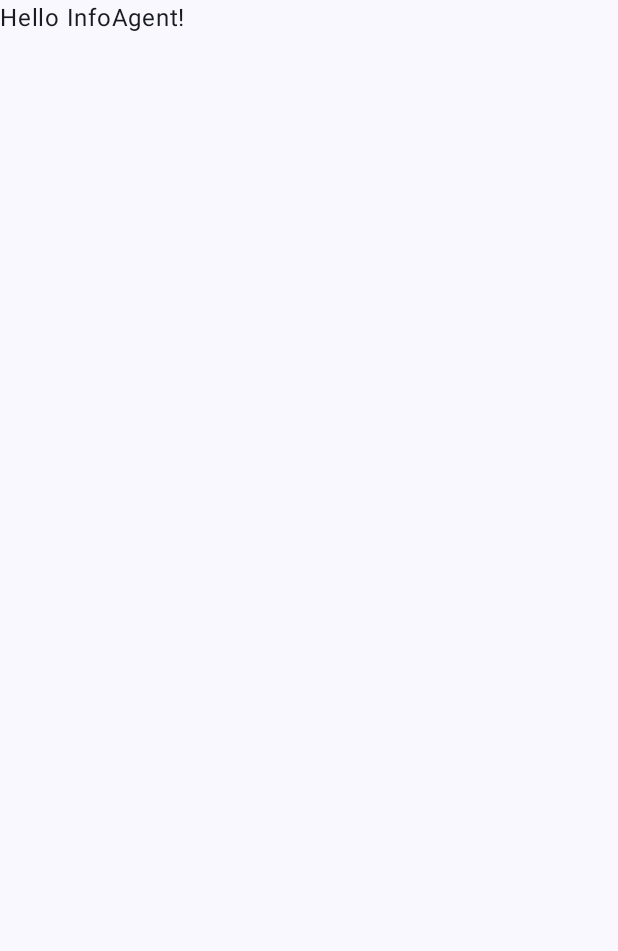
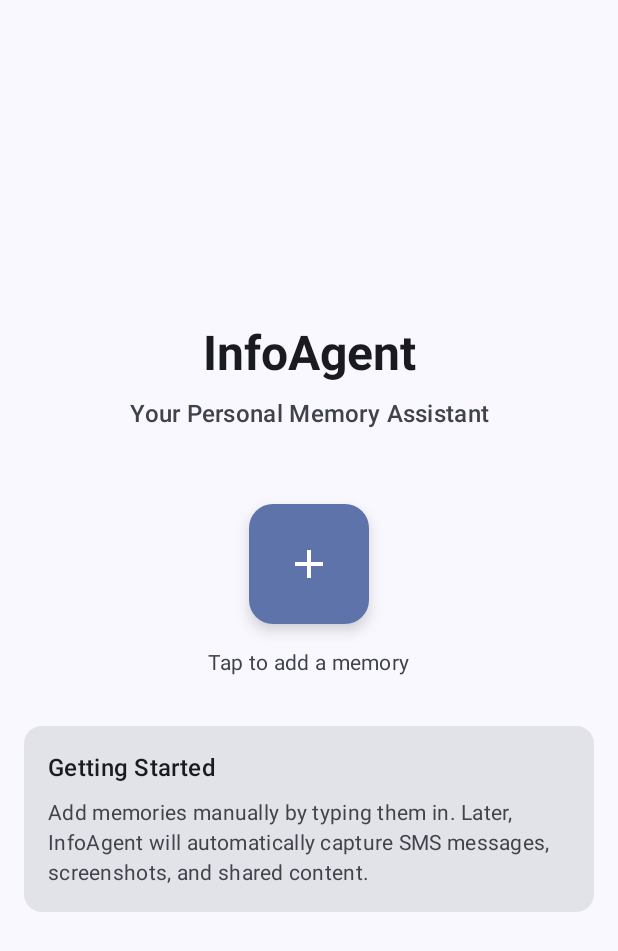
Before and after one commit to jxitc/info_agent, an Android app built with Jetpack Compose: the screen it shows after launch (MainActivity), on a phone screen of 412 x 824 dp. Before the commit the part shown is almost empty. Shown: the top 951 px of the screen. Run offline under Robolectric (Android 15) with nearby library versions, the phone set to English and light mode, and no system bars.

Commit message:
Android client: Add Memory UI complete (Phase 3.0.1-3.0.3)
- Created simple Add Memory UI with content-only input (no title field needed)
- Implemented AddMemoryViewModel with proper state management and validation
- Built HomeScreen with Material Design FAB for memory creation
- Set up Navigation Compose for Home → Add Memory flow
- Added memory form that saves directly to local Room database
- Updated tasks.md structure based on feedback (moved security to later phase)
- Tested and verified manual memory creation workflow works end-to-end

Features:
- Clean, simplistic UI following Material Design 3
- Server-side title generation (no manual title input required)
- Proper loading states and error handling
- Auto-navigation after successful save
- Integration with existing Clean Architecture and Room database

Ready for Phase 3.0.4: Memory List View

🤖 Generated with [Claude Code](https://claude.ai/code)

Co-Authored-By: Claude <noreply@anthropic.com>

```diff
--- a/android_client/InfoAgent/app/src/main/java/com/jxitc/infoagent/MainActivity.kt
+++ b/android_client/InfoAgent/app/src/main/java/com/jxitc/infoagent/MainActivity.kt
@@ -7,10 +7,14 @@ import androidx.activity.enableEdgeToEdge
 import androidx.compose.foundation.layout.fillMaxSize
 import androidx.compose.foundation.layout.padding
 import androidx.compose.material3.Scaffold
-import androidx.compose.material3.Text
 import androidx.compose.runtime.Composable
+import androidx.compose.runtime.remember
 import androidx.compose.ui.Modifier
-import androidx.compose.ui.tooling.preview.Preview
+import androidx.navigation.compose.NavHost
+import androidx.navigation.compose.composable
+import androidx.navigation.compose.rememberNavController
+import com.jxitc.infoagent.presentation.screen.AddMemoryScreen
+import com.jxitc.infoagent.presentation.screen.HomeScreen
 import com.jxitc.infoagent.ui.theme.InfoAgentTheme
 
 class MainActivity : ComponentActivity() {
@@ -24,29 +28,39 @@ class MainActivity : ComponentActivity() {
         enableEdgeToEdge()
         setContent {
             InfoAgentTheme {
-                Scaffold(modifier = Modifier.fillMaxSize()) { innerPadding ->
-                    Greeting(
-                        name = "InfoAgent",
-                        modifier = Modifier.padding(innerPadding)
-                    )
-                }
+                InfoAgentApp(appContainer)
             }
         }
     }
 }
 
 @Composable
-fun Greeting(name: String, modifier: Modifier = Modifier) {
-    Text(
-        text = "Hello $name!",
-        modifier = modifier
-    )
-}
+fun InfoAgentApp(appContainer: com.jxitc.infoagent.di.AppContainer) {
+    val navController = rememberNavController()
 
-@Preview(showBackground = true)
-@Composable
-fun GreetingPreview() {
-    InfoAgentTheme {
-        Greeting("Android")
+    Scaffold(modifier = Modifier.fillMaxSize()) { innerPadding ->
+        NavHost(
+            navController = navController,
+            startDestination = "home",
+            modifier = Modifier.padding(innerPadding)
+        ) {
+            composable("home") {
+                HomeScreen(
+                    onNavigateToAddMemory = {
+                        navController.navigate("add_memory")
+                    }
+                )
+            }
+
+            composable("add_memory") {
+                val viewModel = remember { appContainer.createAddMemoryViewModel() }
+                AddMemoryScreen(
+                    viewModel = viewModel,
+                    onNavigateBack = {
+                        navController.popBackStack()
+                    }
+                )
+            }
+        }
     }
 }
--- a/android_client/InfoAgent/app/src/main/java/com/jxitc/infoagent/di/AppContainer.kt
+++ b/android_client/InfoAgent/app/src/main/java/com/jxitc/infoagent/di/AppContainer.kt
@@ -6,6 +6,7 @@ import com.jxitc.infoagent.data.repository.MemoryRepositoryImpl
 import com.jxitc.infoagent.domain.repository.MemoryRepository
 import com.jxitc.infoagent.domain.usecase.CreateMemoryUseCase
 import com.jxitc.infoagent.domain.usecase.GetMemoriesUseCase
+import com.jxitc.infoagent.presentation.viewmodel.AddMemoryViewModel
 
 class AppContainer(private val context: Context) {
 
@@ -24,4 +25,8 @@ class AppContainer(private val context: Context) {
     val getMemoriesUseCase by lazy {
         GetMemoriesUseCase(memoryRepository)
     }
+
+    fun createAddMemoryViewModel(): AddMemoryViewModel {
+        return AddMemoryViewModel(createMemoryUseCase)
+    }
 }
--- /dev/null
+++ b/android_client/InfoAgent/app/src/main/java/com/jxitc/infoagent/presentation/screen/HomeScreen.kt
@@ -0,0 +1,89 @@
+package com.jxitc.infoagent.presentation.screen
+
+import androidx.compose.foundation.layout.*
+import androidx.compose.material.icons.Icons
+import androidx.compose.material.icons.filled.Add
+import androidx.compose.material3.*
+import androidx.compose.runtime.Composable
+import androidx.compose.ui.Alignment
+import androidx.compose.ui.Modifier
+import androidx.compose.ui.text.font.FontWeight
+import androidx.compose.ui.text.style.TextAlign
+import androidx.compose.ui.unit.dp
+
+@Composable
+fun HomeScreen(
+    onNavigateToAddMemory: () -> Unit = {}
+) {
+    Column(
+        modifier = Modifier
+            .fillMaxSize()
+            .padding(16.dp),
+        horizontalAlignment = Alignment.CenterHorizontally,
+        verticalArrangement = Arrangement.Center
+    ) {
+        // App Title
+        Text(
+            text = "InfoAgent",
+            style = MaterialTheme.typography.headlineLarge,
+            fontWeight = FontWeight.Bold,
+            textAlign = TextAlign.Center
+        )
+
+        Spacer(modifier = Modifier.height(8.dp))
+
+        Text(
+            text = "Your Personal Memory Assistant",
+            style = MaterialTheme.typography.titleMedium,
+            color = MaterialTheme.colorScheme.onSurfaceVariant,
+            textAlign = TextAlign.Center
+        )
+
+        Spacer(modifier = Modifier.height(48.dp))
+
+        // Add Memory Button
+        FloatingActionButton(
+            onClick = onNavigateToAddMemory,
+            modifier = Modifier.size(80.dp)
+        ) {
+            Icon(
+                imageVector = Icons.Default.Add,
+                contentDescription = "Add Memory",
+                modifier = Modifier.size(32.dp)
+            )
+        }
+
+        Spacer(modifier = Modifier.height(16.dp))
+
+        Text(
+            text = "Tap to add a memory",
+            style = MaterialTheme.typography.bodyMedium,
+            color = MaterialTheme.colorScheme.onSurfaceVariant
+        )
+
+        Spacer(modifier = Modifier.height(32.dp))
+
+        // Info Card
+        Card(
+            modifier = Modifier.fillMaxWidth()
+        ) {
+            Column(
+                modifier = Modifier.padding(16.dp)
+            ) {
+                Text(
+                    text = "Getting Started",
+                    style = MaterialTheme.typography.titleMedium,
+                    fontWeight = FontWeight.Medium
+                )
+
+                Spacer(modifier = Modifier.height(8.dp))
+
+                Text(
+                    text = "Add memories manually by typing them in. Later, InfoAgent will automatically capture SMS messages, screenshots, and shared content.",
+                    style = MaterialTheme.typography.bodyMedium,
+                    color = MaterialTheme.colorScheme.onSurfaceVariant
+                )
+            }
+        }
+    }
+}
```
Also changed, not shown: android_client/InfoAgent/app/src/main/java/com/jxitc/infoagent/presentation/screen/AddMemoryScreen.kt (added, +111 -0 lines), android_client/InfoAgent/app/src/main/java/com/jxitc/infoagent/presentation/viewmodel/AddMemoryViewModel.kt (added, +53 -0 lines), 1 other file.
